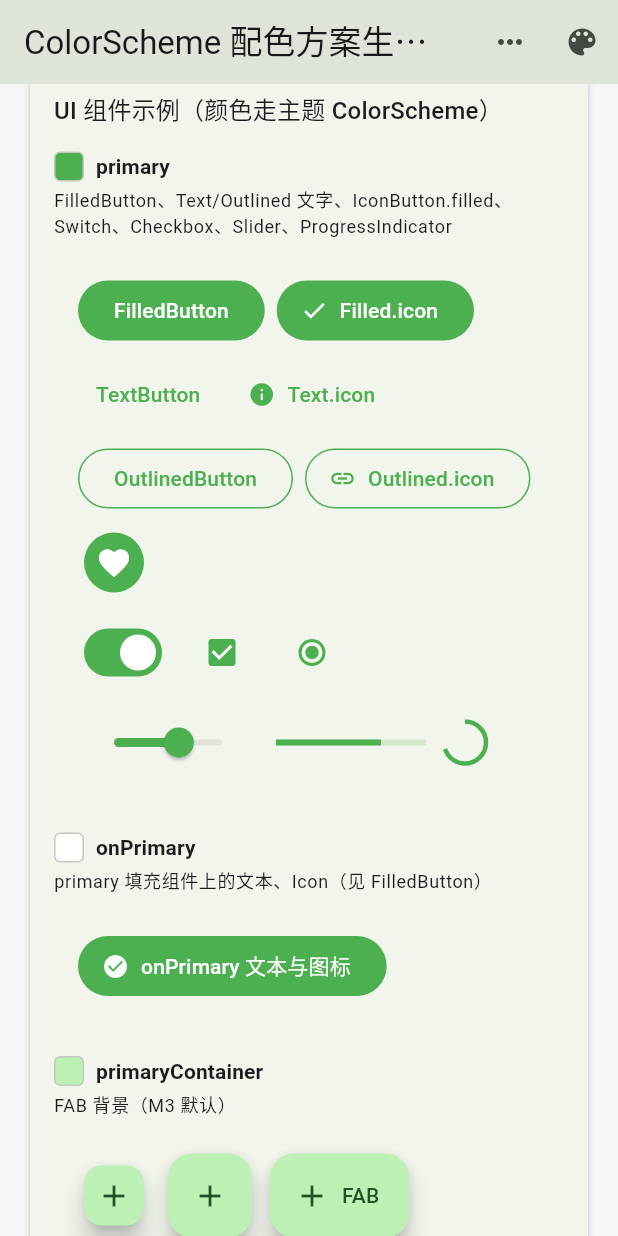
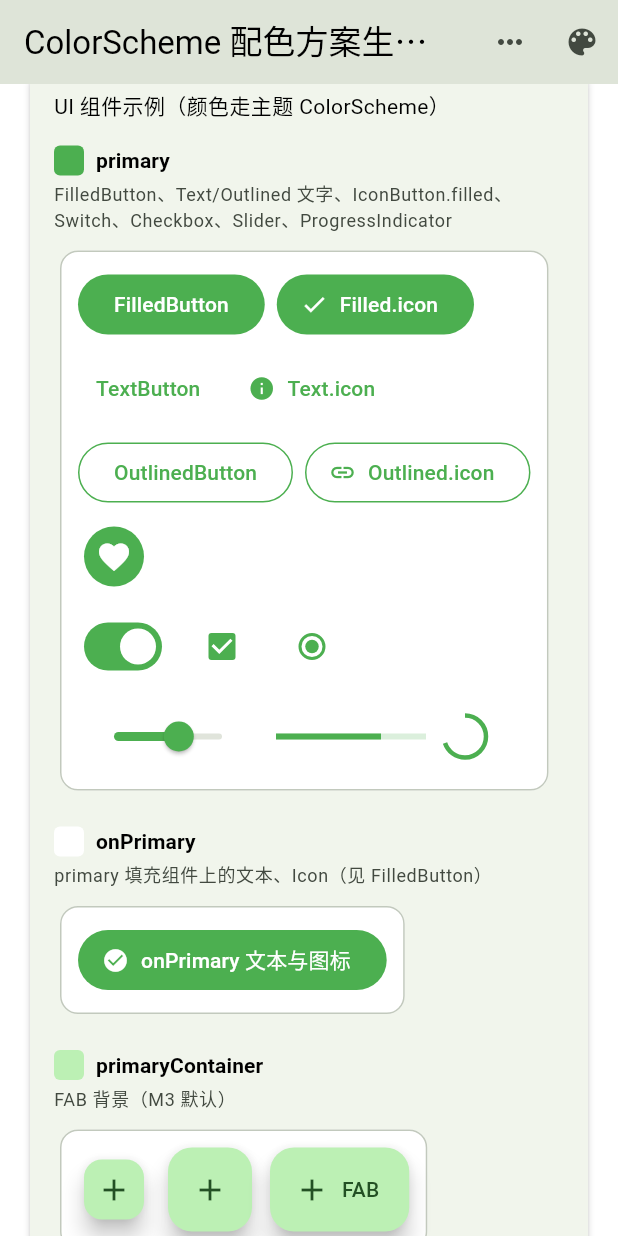
Before and after one commit to shang1219178163/color_scheme_demo, a Flutter app: the screen it shows after launch, scrolled down 1728 dp, on a phone screen of 412 x 824 dp. Run offline on Flutter 3.47's test engine with Material 3 defaults, Android fonts, the light colour scheme and no system bars.

Commit message:
feat: 调整主题

```diff
--- a/lib/page/HomePage.dart
+++ b/lib/page/HomePage.dart
@@ -16,6 +16,13 @@ class _HomePageState extends State<HomePage> with SeedColorMixin {
     return Theme(
       data: ThemeData(
         colorScheme: colorScheme,
+        brightness: colorScheme.brightness,
+        useMaterial3: true,
+        scaffoldBackgroundColor: colorScheme.surface,
+        canvasColor: colorScheme.surface,
+        cardColor: colorScheme.surfaceContainerLow,
+        dividerColor: colorScheme.outlineVariant,
+        applyElevationOverlayColor: colorScheme.brightness == Brightness.dark,
       ),
       child: SelectionArea(
         child: Scaffold(
@@ -193,7 +200,6 @@ class _HomePageState extends State<HomePage> with SeedColorMixin {
           children: [
             Text(
               'UI 组件示例（颜色走主题 ColorScheme）',
-              style: Theme.of(context).textTheme.titleMedium,
             ),
             const SizedBox(height: 16),
             buildSchemeSection(
@@ -210,11 +216,13 @@ class _HomePageState extends State<HomePage> with SeedColorMixin {
                     crossAxisAlignment: WrapCrossAlignment.center,
                     children: [
                       FilledButton(onPressed: () {}, child: const Text('FilledButton')),
-                      FilledButton.icon(onPressed: () {}, icon: const Icon(Icons.check), label: const Text('Filled.icon')),
+                      FilledButton.icon(
+                          onPressed: () {}, icon: const Icon(Icons.check), label: const Text('Filled.icon')),
                       TextButton(onPressed: () {}, child: const Text('TextButton')),
                       TextButton.icon(onPressed: () {}, icon: const Icon(Icons.info), label: const Text('Text.icon')),
                       OutlinedButton(onPressed: () {}, child: const Text('OutlinedButton')),
-                      OutlinedButton.icon(onPressed: () {}, icon: const Icon(Icons.link), label: const Text('Outlined.icon')),
+                      OutlinedButton.icon(
+                          onPressed: () {}, icon: const Icon(Icons.link), label: const Text('Outlined.icon')),
                       IconButton.filled(onPressed: () {}, icon: const Icon(Icons.favorite)),
                     ],
                   ),
@@ -229,7 +237,8 @@ class _HomePageState extends State<HomePage> with SeedColorMixin {
                       Radio(value: 1, groupValue: 1, onChanged: (_) {}),
                       SizedBox(width: 120, child: Slider(value: 0.6, onChanged: (_) {})),
                       const SizedBox(width: 100, child: LinearProgressIndicator(value: 0.7)),
-                      const SizedBox(width: 28, height: 28, child: CircularProgressIndicator(value: 0.7, strokeWidth: 3)),
+                      const SizedBox(
+                          width: 28, height: 28, child: CircularProgressIndicator(value: 0.7, strokeWidth: 3)),
                     ],
                   ),
                 ],
@@ -258,7 +267,8 @@ class _HomePageState extends State<HomePage> with SeedColorMixin {
                 children: [
                   FloatingActionButton.small(onPressed: () {}, child: const Icon(Icons.add)),
                   FloatingActionButton(onPressed: () {}, child: const Icon(Icons.add)),
-                  FloatingActionButton.extended(onPressed: () {}, icon: const Icon(Icons.add), label: const Text('FAB')),
+                  FloatingActionButton.extended(
+                      onPressed: () {}, icon: const Icon(Icons.add), label: const Text('FAB')),
                 ],
               ),
             ),
@@ -289,7 +299,8 @@ class _HomePageState extends State<HomePage> with SeedColorMixin {
                       ChoiceChip(label: const Text('ChoiceChip'), selected: true, onSelected: (_) {}),
                       ChoiceChip(label: const Text('未选中'), selected: false, onSelected: (_) {}),
                       FilterChip(label: const Text('FilterChip'), selected: true, onSelected: (_) {}),
-                      ActionChip(avatar: const Icon(Icons.bolt, size: 18), label: const Text('ActionChip'), onPressed: () {}),
+                      ActionChip(
+                          avatar: const Icon(Icons.bolt, size: 18), label: const Text('ActionChip'), onPressed: () {}),
                     ],
                   ),
                   const SizedBox(height: 12),
@@ -369,7 +380,8 @@ class _HomePageState extends State<HomePage> with SeedColorMixin {
                 crossAxisAlignment: WrapCrossAlignment.center,
                 children: [
                   FilledButton.tonal(onPressed: () {}, child: const Text('FilledButton.tonal')),
-                  FilledButton.tonalIcon(onPressed: () {}, icon: const Icon(Icons.edit), label: const Text('Tonal.icon')),
+                  FilledButton.tonalIcon(
+                      onPressed: () {}, icon: const Icon(Icons.edit), label: const Text('Tonal.icon')),
                   IconButton.filledTonal(onPressed: () {}, icon: const Icon(Icons.favorite)),
                 ],
               ),
@@ -496,7 +508,8 @@ class _HomePageState extends State<HomePage> with SeedColorMixin {
                 crossAxisAlignment: WrapCrossAlignment.center,
                 children: [
                   ElevatedButton(onPressed: () {}, child: const Text('ElevatedButton')),
-                  ElevatedButton.icon(onPressed: () {}, icon: const Icon(Icons.send), label: const Text('Elevated.icon')),
+                  ElevatedButton.icon(
+                      onPressed: () {}, icon: const Icon(Icons.send), label: const Text('Elevated.icon')),
                   ChoiceChip(label: const Text('未选中 Chip'), selected: false, onSelected: (_) {}),
                 ],
               ),
@@ -663,9 +676,14 @@ class _HomePageState extends State<HomePage> with SeedColorMixin {
 
   /// ColorScheme 属性分组区块
   Widget buildSchemeSection({
-    required String title, required String subtitle, required Color swatchColor,
-    required ColorScheme colorScheme, required Widget child,
+    required String title,
+    required String subtitle,
+    required Color swatchColor,
+    required ColorScheme colorScheme,
+    required Widget child,
   }) {
+    final isDark = colorScheme.brightness == Brightness.dark;
+    final swatchBorder = resolveSwatchBorder(swatchColor, colorScheme);
     return Padding(
       padding: const EdgeInsets.only(bottom: 20),
       child: Column(
@@ -679,24 +697,34 @@ class _HomePageState extends State<HomePage> with SeedColorMixin {
                 decoration: BoxDecoration(
                   color: swatchColor,
                   borderRadius: BorderRadius.circular(4),
-                  border: Border.all(color: colorScheme.outlineVariant),
+                  // border: Border.all(color: swatchBorder),
                 ),
               ),
               const SizedBox(width: 8),
               Text(
                 title,
-                style: Theme.of(context).textTheme.titleSmall?.copyWith(fontWeight: FontWeight.w700),
+                style: Theme.of(context).textTheme.titleSmall?.copyWith(
+                      fontWeight: FontWeight.w700,
+                      color: colorScheme.onSurface,
+                    ),
               ),
             ],
           ),
           const SizedBox(height: 4),
           Text(
             subtitle,
-            style: Theme.of(context).textTheme.bodySmall,
+            style: Theme.of(context).textTheme.bodySmall?.copyWith(
+                  color: colorScheme.onSurfaceVariant,
+                ),
           ),
           const SizedBox(height: 8),
           Card(
             elevation: 0,
+            color: isDark ? colorScheme.surfaceContainerHigh : colorScheme.surfaceContainerLowest,
+            shape: RoundedRectangleBorder(
+              borderRadius: BorderRadius.circular(12),
+              side: BorderSide(color: colorScheme.outlineVariant),
+            ),
             child: Padding(
               padding: const EdgeInsets.all(12),
               child: child,
@@ -706,4 +734,14 @@ class _HomePageState extends State<HomePage> with SeedColorMixin {
       ),
     );
   }
+
+  /// 色块边框：避免与背景同亮度时看不见
+  Color resolveSwatchBorder(Color swatchColor, ColorScheme colorScheme) {
+    final swatchBright = ThemeData.estimateBrightnessForColor(swatchColor);
+    final surfaceBright = colorScheme.brightness;
+    if (swatchBright == surfaceBright) {
+      return colorScheme.outline;
+    }
+    return colorScheme.outlineVariant;
+  }
 }
--- a/lib/util/AppThemeService.dart
+++ b/lib/util/AppThemeService.dart
@@ -24,28 +24,49 @@ class AppThemeService {
   Color seedColor = Colors.green;
   Brightness brightness = Brightness.light;
 
-  /// 辅助色（M3 组件多走 secondaryContainer，需与 secondary 同源配置才会生效）
-  static const Color onSecondaryColor = Colors.orangeAccent;
-  static const Color secondaryColor = Colors.yellow;
-
-  // 基于种子颜色和亮度生成配色方案
+  /// 基于种子颜色和亮度生成配色方案（浅色 / 暗色分别适配）
   ColorScheme get colorScheme {
-    final scheme = ColorScheme.fromSeed(
+    final base = ColorScheme.fromSeed(
       seedColor: seedColor,
       brightness: brightness,
+    );
+    if (brightness == Brightness.light) {
+      return base.copyWith(
+        primary: seedColor,
+        onPrimary: Colors.white,
+        secondaryContainer: seedColor.withValues(alpha: 0.2),
+        onSecondaryContainer: seedColor,
+        error: Colors.red,
+        onError: Colors.white,
+        surface: Colors.white,
+        onSurface: Colors.black,
+        inversePrimary: seedColor,
+        outline: seedColor,
+      );
+    }
+    // 暗黑模式：以 fromSeed 的表面色阶保证对比度，业务色与 surface 混合避免半透明失效
+    return base.copyWith(
       primary: seedColor,
-      onPrimary: Colors.white,
-      secondary: secondaryColor,
-      onSecondary: onSecondaryColor,
-      // M3 Chip / SegmentedButton / tonal / 导航指示器使用 Container 系列
-      // secondaryContainer: Color.alphaBlend(secondaryColor.withValues(alpha: 0.28), const Color(0xfff6f6f6)),
-      // onSecondaryContainer: onSecondaryColor.withValues(alpha: 0.8),
-      error: Colors.red,
-      onError: Colors.white,
-      surface: const Color(0xfff6f6f6),
-      onSurface: const Color(0xff181818),
-      outline: seedColor,
+      onPrimary: resolveOnColor(seedColor),
+      secondaryContainer: seedColor.withValues(alpha: 0.2),
+      onSecondaryContainer: seedColor,
+      error: const Color(0xFFFFB4AB),
+      onError: const Color(0xFF690005),
+      surface: Colors.black,
+      onSurface: Colors.white,
+      inversePrimary: lightenForDark(seedColor),
+      outline: Color.alphaBlend(seedColor.withValues(alpha: 0.55), base.onSurface.withValues(alpha: 0.35)),
     );
-    return scheme;
+  }
+
+  /// 根据背景亮度选择可读前景色
+  static Color resolveOnColor(Color background) {
+    return ThemeData.estimateBrightnessForColor(background) == Brightness.dark ? Colors.white : Colors.black;
+  }
+
+  /// 暗色模式下提高种子色明度，保证容器前景可读
+  static Color lightenForDark(Color color) {
+    final hsl = HSLColor.fromColor(color);
+    return hsl.withLightness((hsl.lightness + 0.28).clamp(0.45, 0.85)).toColor();
   }
 }
```
